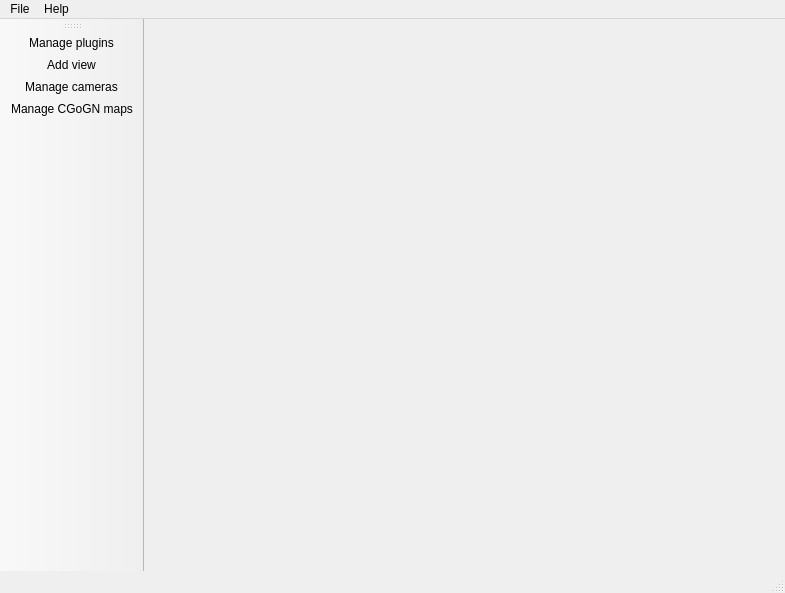
This is SCHNApps/forms/window.ui in cgogn/CGoGN as Qt 5 draws it before an edit. The edited form follows.
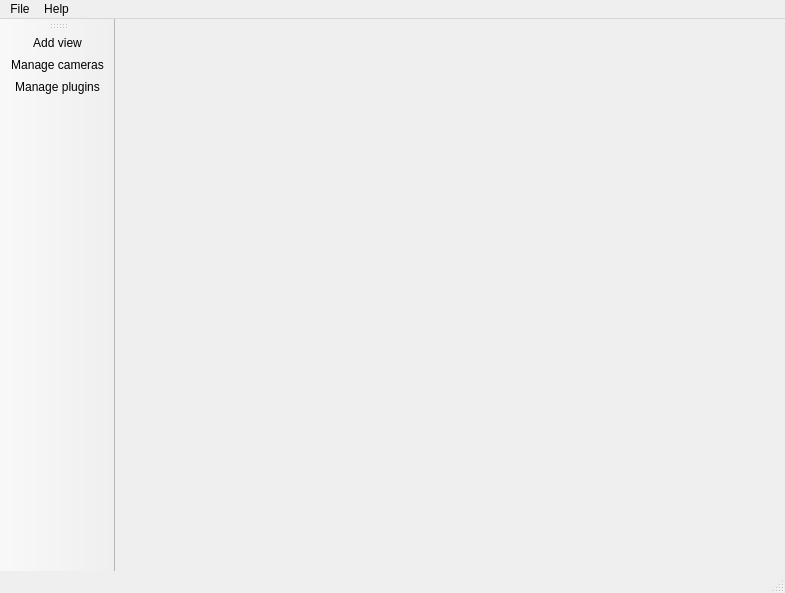
This is the edited form. Icons and pictures are not drawn.

Diff of the .ui file:
```diff
--- a/SCHNApps/forms/window.ui
+++ b/SCHNApps/forms/window.ui
@@ -54,10 +54,9 @@
    <attribute name="toolBarBreak">
     <bool>false</bool>
    </attribute>
-   <addaction name="actionManagePlugins"/>
    <addaction name="actionManageViews"/>
    <addaction name="actionManageCameras"/>
-   <addaction name="actionManageMaps"/>
+   <addaction name="actionManagePlugins"/>
   </widget>
   <action name="actionAboutCGoGN">
    <property name="text">
@@ -101,15 +100,6 @@
     <string>Manage cameras</string>
    </property>
   </action>
-  <action name="actionManageMaps">
-   <property name="icon">
-    <iconset resource="../resources/resources.qrc">
-     <normaloff>:/icons/icons/map_plugin.png</normaloff>:/icons/icons/map_plugin.png</iconset>
-   </property>
-   <property name="text">
-    <string>Manage CGoGN maps</string>
-   </property>
-  </action>
  </widget>
  <resources>
   <include location="../resources/resources.qrc"/>
```
